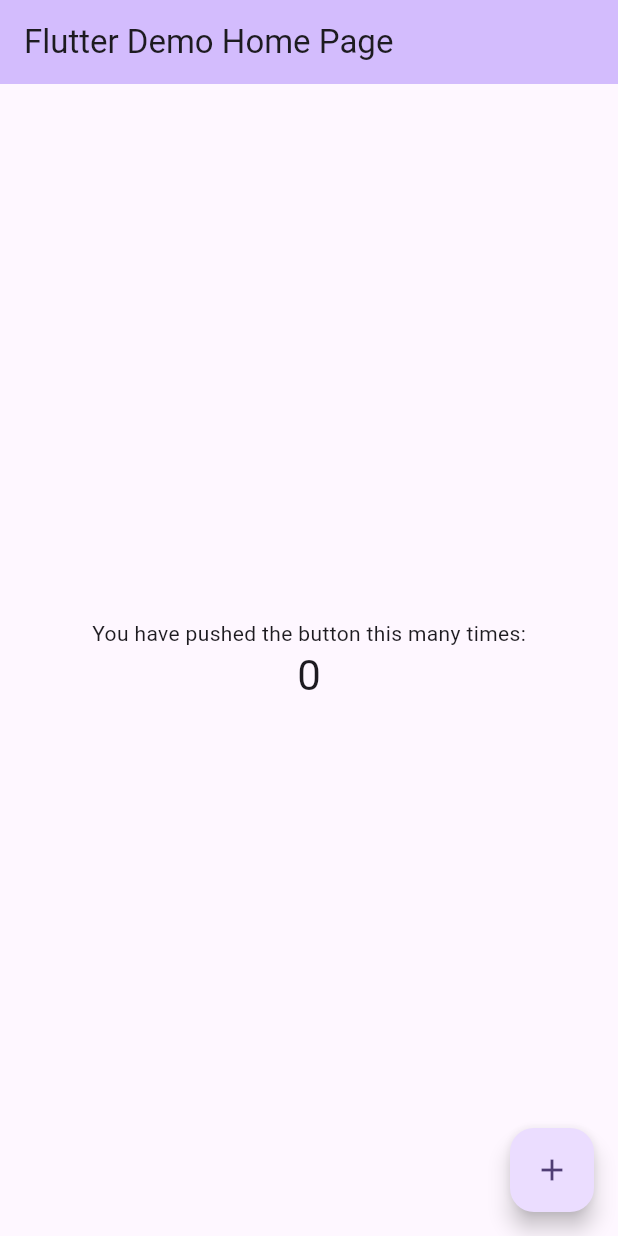
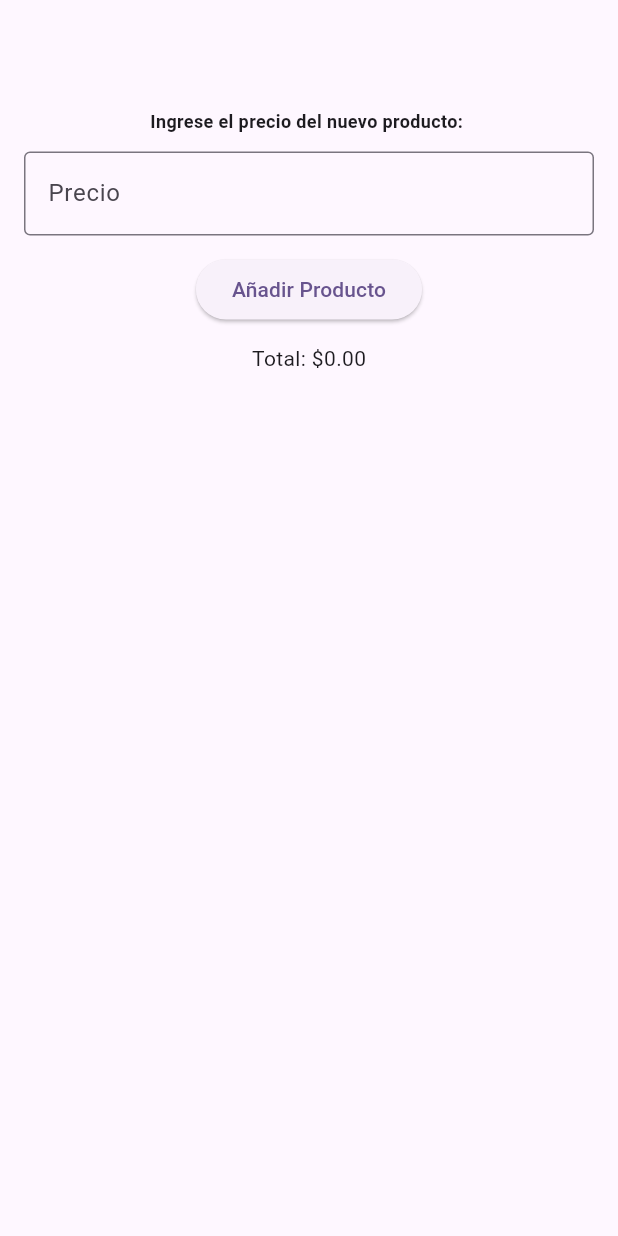
Before and after one commit to IMarcusDev/Tarea1_27843_moviles, a Flutter app: the screen it shows after launch, on a phone screen of 412 x 824 dp. Run offline on Flutter 3.47's test engine with Material 3 defaults, Android fonts, the phone set to English and light mode, and no system bars.

Commit message:
Ejercicio 11

```diff
--- a/lib/main.dart
+++ b/lib/main.dart
@@ -1,4 +1,5 @@
 import 'package:flutter/material.dart';
+import 'package:tarea1_application/screens/ej11.dart';
 
 void main() {
   runApp(const MyApp());
@@ -30,7 +31,8 @@
         // tested with just a hot reload.
         colorScheme: ColorScheme.fromSeed(seedColor: Colors.deepPurple),
       ),
-      home: const MyHomePage(title: 'Flutter Demo Home Page'),
+      // home: const MyHomePage(title: 'Flutter Demo Home Page'),
+      home: Ejercicio11View(),
     );
   }
 }
--- /dev/null
+++ b/lib/screens/ej11.dart
@@ -0,0 +1,83 @@
+// En un supermercado, un cajero captura los precios de los artículos que los clientes compran e indica a cada cliente cuál es el monto de lo que deben pagar.
+// Al final del día le indica a su supervisor cuánto fue lo que cobró en total a todos los clientes que pasaron por su caja.
+
+import 'package:flutter/material.dart';
+
+class Ejercicio11View extends StatefulWidget {
+  const Ejercicio11View({super.key});
+
+  @override
+  State<StatefulWidget> createState() => _Ejercicio11State();
+}
+
+class _Ejercicio11State extends State<Ejercicio11View> {
+  List<double> precios = [];
+
+  double total = 0;
+
+  // Text Controllers
+  final preciosCtrl = TextEditingController();
+
+  double getTotal() {
+    double total = 0;
+
+    for (double p in precios) {
+      total += p;
+    }
+
+    setState(() {
+      this.total = total;
+    });
+
+    return total;
+  }
+
+  // Añadir precio
+  double addProduct(double price) {
+    precios.add(price);
+
+    return getTotal();
+  }
+
+  @override
+  Widget build(BuildContext context) {
+    double spaceSize = 12;
+
+    return Scaffold(
+      appBar: AppBar(),
+      body: Padding(
+        padding: EdgeInsetsGeometry.all(16),
+        child: Column(
+          children: [
+            Text('Ingrese el precio del nuevo producto: ', style: TextStyle(fontSize: 12, fontWeight: FontWeight.bold),),
+
+            SizedBox(height: spaceSize,),
+
+            TextField(
+              controller: preciosCtrl,
+              keyboardType: TextInputType.number,
+              decoration: InputDecoration(
+                border: OutlineInputBorder(),
+                hintText: 'Precio'
+              ),
+            ),
+
+            SizedBox(height: spaceSize,),
+
+            ElevatedButton(
+              onPressed: () => {
+                addProduct(double.tryParse(preciosCtrl.text) ?? 0)
+              },
+              child: Text('Añadir Producto')
+            ),
+
+            SizedBox(height: spaceSize,),
+
+            Text('Total: \$${total.toStringAsFixed(2)}'),
+          ],
+        )
+      ),
+    );
+  }
+
+}
--- /dev/null
+++ b/lib/screens/ej12.dart
@@ -0,0 +1,2 @@
+// Disponemos de una máquina que puede dar vuelto con 5 tipos de monedas distintas: $2, $1, $0.50, $0.25, $0.10.
+// Realizar el programa que, dados el precio del artículo y la cantidad entregada por el consumidor, nos indique el vuelto a entregar empleando el menor número posible de monedas.
```
